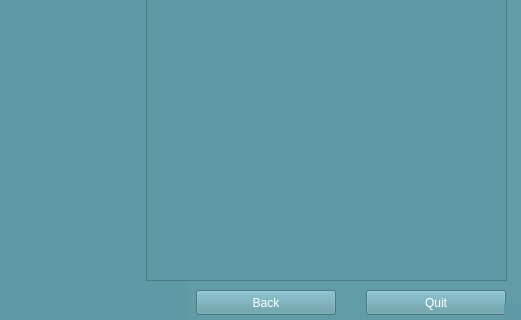
First picture: the form in src/gui/ibf_mainwindow.ui, repository JensUweUlrich/ReadBouncer, before the edit; both pictures show x 384 to 905 and y 180 to 500 of the 905 by 500 pixel window.
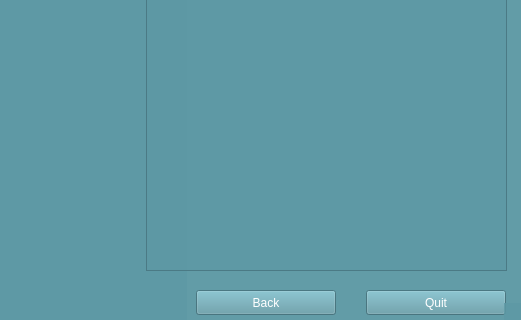
Second picture: the form after the edit.

Diff of the .ui file:
```diff
--- a/src/gui/ibf_mainwindow.ui
+++ b/src/gui/ibf_mainwindow.ui
@@ -402,7 +402,7 @@
      <x>530</x>
      <y>10</y>
      <width>361</width>
-     <height>451</height>
+     <height>441</height>
     </rect>
    </property>
   </widget>
```
